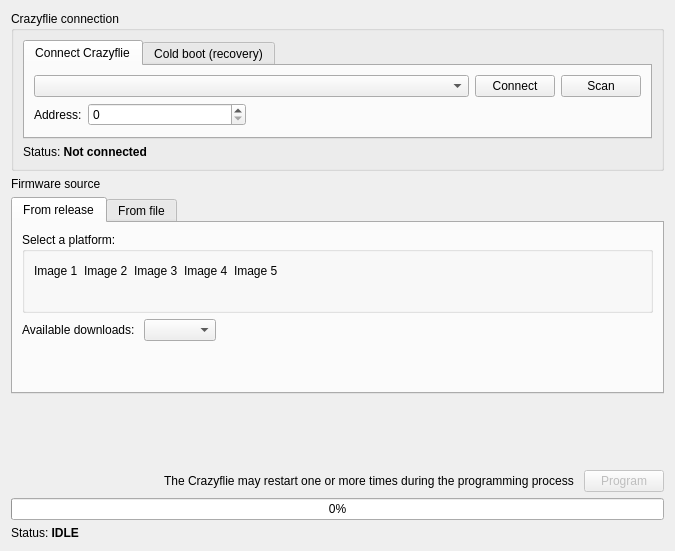
bitcraze/crazyflie-clients-python, file src/cfclient/ui/dialogs/bootloader.ui: the form before one commit.
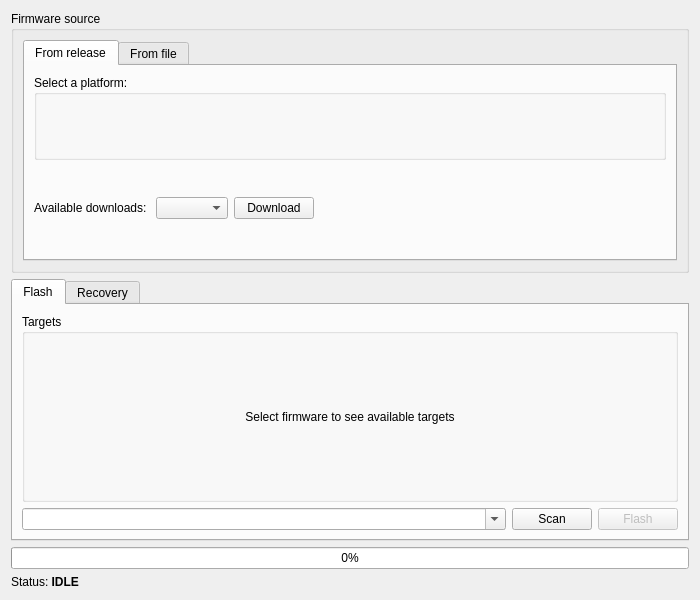
The form after the commit. Custom widgets are drawn as their Qt base class.

Commit message:
Rewrite bootloader dialog to use cflib2
Migrated the bootloader dialog from cflib to cflib2's async bootloader
API, redesigned the UI layout, and re-enabled the menu item in main.py.

The edit to the form file:
```diff
--- a/src/cfclient/ui/dialogs/bootloader.ui
+++ b/src/cfclient/ui/dialogs/bootloader.ui
@@ -5,455 +5,295 @@
   <property name="windowModality">
    <enum>Qt::WindowModality::ApplicationModal</enum>
   </property>
-  <property name="enabled">
-   <bool>true</bool>
-  </property>
   <property name="geometry">
    <rect>
     <x>0</x>
     <y>0</y>
-    <width>675</width>
-    <height>551</height>
+    <width>700</width>
+    <height>600</height>
    </rect>
   </property>
   <property name="windowTitle">
-   <string>Crazyflie Service</string>
+   <string>Crazyflie Bootloader</string>
   </property>
-  <layout class="QGridLayout" name="gridLayout_3">
-   <item row="0" column="1">
-    <layout class="QVBoxLayout" name="verticalLayout">
+  <layout class="QVBoxLayout" name="mainLayout">
+   <!-- Firmware source -->
      <item>
-      <widget class="QGroupBox" name="groupBox">
+    <widget class="QGroupBox" name="firmwareSourceGroup">
        <property name="title">
-        <string>Crazyflie connection</string>
-       </property>
-       <layout class="QVBoxLayout" name="verticalLayout_2">
-        <item>
-         <widget class="QTabWidget" name="tabWidget">
-          <property name="currentIndex">
-           <number>0</number>
-          </property>
-          <widget class="QWidget" name="tab">
-           <attribute name="title">
-            <string>Connect Crazyflie</string>
-           </attribute>
-           <layout class="QVBoxLayout" name="verticalLayout_4">
-            <item>
-             <layout class="QHBoxLayout" name="horizontalLayout_5">
-              <item>
-               <widget class="QComboBox" name="comboBox">
-                <property name="sizePolicy">
-                 <sizepolicy hsizetype="Preferred" vsizetype="Fixed">
-                  <horstretch>1</horstretch>
-                  <verstretch>0</verstretch>
-                 </sizepolicy>
-                </property>
-               </widget>
-              </item>
-              <item>
-               <widget class="QPushButton" name="connectButton">
-                <property name="text">
-                 <string>Connect</string>
-                </property>
-               </widget>
-              </item>
-              <item>
-               <widget class="QPushButton" name="scanButton">
-                <property name="text">
-                 <string>Scan</string>
-                </property>
-               </widget>
-              </item>
-             </layout>
-            </item>
-            <item>
-             <layout class="QHBoxLayout" name="horizontalLayout">
-              <item>
-               <widget class="QLabel" name="addressLabel">
-                <property name="text">
-                 <string>Address:</string>
-                </property>
-               </widget>
-              </item>
-              <item>
-               <widget class="HexSpinBox" name="address">
-                <property name="sizePolicy">
-                 <sizepolicy hsizetype="Fixed" vsizetype="Fixed">
-                  <horstretch>0</horstretch>
-                  <verstretch>0</verstretch>
-                 </sizepolicy>
-                </property>
-                <property name="minimumSize">
-                 <size>
-                  <width>158</width>
-                  <height>0</height>
-                 </size>
-                </property>
-               </widget>
-              </item>
-              <item>
-               <spacer name="horizontalSpacer">
-                <property name="orientation">
-                 <enum>Qt::Orientation::Horizontal</enum>
-                </property>
-                <property name="sizeHint" stdset="0">
-                 <size>
-                  <width>40</width>
-                  <height>20</height>
-                 </size>
-                </property>
-               </spacer>
-              </item>
-             </layout>
-            </item>
-           </layout>
-          </widget>
-          <widget class="QWidget" name="tab_2">
-           <attribute name="title">
-            <string>Cold boot (recovery)</string>
-           </attribute>
-           <layout class="QHBoxLayout" name="horizontalLayout_4">
-            <item>
-             <widget class="QPushButton" name="coldBootButton">
-              <property name="text">
-               <string>Initiate bootloader cold boot</string>
-              </property>
-             </widget>
-            </item>
-            <item>
-             <widget class="QPushButton" name="resetButton">
-              <property name="enabled">
-               <bool>false</bool>
-              </property>
-              <property name="text">
-               <string>Restart in firmware mode</string>
-              </property>
-             </widget>
-            </item>
-            <item>
-             <spacer name="horizontalSpacer_5">
-              <property name="orientation">
-               <enum>Qt::Orientation::Horizontal</enum>
-              </property>
-              <property name="sizeHint" stdset="0">
-               <size>
-                <width>40</width>
-                <height>20</height>
-               </size>
-              </property>
-             </spacer>
-            </item>
-           </layout>
-          </widget>
-         </widget>
-        </item>
-        <item>
-         <widget class="QLabel" name="connectionStatus">
-          <property name="text">
-           <string>Status: &lt;b&gt;Not connected&lt;/b&gt;</string>
-          </property>
-         </widget>
-        </item>
-       </layout>
-      </widget>
-     </item>
-     <item>
-      <widget class="QLabel" name="label_4">
-       <property name="text">
         <string>Firmware source</string>
        </property>
-      </widget>
-     </item>
+     <layout class="QVBoxLayout" name="firmwareSourceLayout">
      <item>
       <widget class="QTabWidget" name="sourceTab">
        <property name="currentIndex">
         <number>0</number>
        </property>
+        <!-- From release tab -->
        <widget class="QWidget" name="tabFromRelease">
-        <property name="enabled">
-         <bool>true</bool>
-        </property>
         <attribute name="title">
          <string>From release</string>
         </attribute>
-        <layout class="QGridLayout" name="gridLayout">
-         <item row="1" column="0">
-          <widget class="QGroupBox" name="platform_filter_gb">
+         <layout class="QVBoxLayout" name="releaseTabLayout">
+          <item>
+           <widget class="QGroupBox" name="platformFilterGroup">
            <property name="title">
             <string>Select a platform:</string>
            </property>
-           <layout class="QHBoxLayout" name="horizontalLayout_7">
+            <layout class="QVBoxLayout" name="platformFilterOuterLayout">
             <item>
-             <layout class="QVBoxLayout" name="verticalLayout_5">
-              <item>
-               <layout class="QGridLayout" name="gridLayout_6">
+              <layout class="QGridLayout" name="imageGridLayout">
+               <item row="0" column="0">
+                <widget class="QLabel" name="image_1">
+                 <property name="maximumSize">
+                  <size><width>100</width><height>100</height></size>
+                 </property>
+                 <property name="text"><string/></property>
+                </widget>
+               </item>
+               <item row="0" column="1">
+                <widget class="QLabel" name="image_2">
+                 <property name="maximumSize">
+                  <size><width>100</width><height>100</height></size>
+                 </property>
+                 <property name="text"><string/></property>
+                </widget>
+               </item>
                 <item row="0" column="2">
                  <widget class="QLabel" name="image_3">
                   <property name="maximumSize">
-                   <size>
-                    <width>100</width>
-                    <height>100</height>
-                   </size>
-                  </property>
-                  <property name="text">
-                   <string>Image 3</string>
-                  </property>
-                 </widget>
-                </item>
-                <item row="0" column="1">
-                 <widget class="QLabel" name="image_2">
-                  <property name="maximumSize">
-                   <size>
-                    <width>100</width>
-                    <height>100</height>
-                   </size>
-                  </property>
-                  <property name="text">
-                   <string>Image 2</string>
-                  </property>
-                 </widget>
-                </item>
-                <item row="0" column="5">
-                 <spacer name="horizontalSpacer_7">
-                  <property name="orientation">
-                   <enum>Qt::Orientation::Horizontal</enum>
-                  </property>
-                  <property name="sizeHint" stdset="0">
-                   <size>
-                    <width>40</width>
-                    <height>20</height>
-                   </size>
-                  </property>
-                 </spacer>
-                </item>
+                  <size><width>100</width><height>100</height></size>
+                 </property>
+                 <property name="text"><string/></property>
+                </widget>
+               </item>
                 <item row="0" column="3">
                  <widget class="QLabel" name="image_4">
                   <property name="maximumSize">
-                   <size>
-                    <width>100</width>
-                    <height>100</height>
-                   </size>
-                  </property>
-                  <property name="text">
-                   <string>Image 4</string>
-                  </property>
-                 </widget>
-                </item>
-                <item row="0" column="0">
-                 <widget class="QLabel" name="image_1">
-                  <property name="maximumSize">
-                   <size>
-                    <width>100</width>
-                    <height>100</height>
-                   </size>
-                  </property>
-                  <property name="text">
-                   <string>Image 1</string>
-                  </property>
+                  <size><width>100</width><height>100</height></size>
+                 </property>
+                 <property name="text"><string/></property>
                  </widget>
                 </item>
                 <item row="0" column="4">
                  <widget class="QLabel" name="image_5">
                   <property name="maximumSize">
-                   <size>
-                    <width>100</width>
-                    <height>100</height>
-                   </size>
-                  </property>
-                  <property name="text">
-                   <string>Image 5</string>
-                  </property>
-                 </widget>
-                </item>
+                  <size><width>100</width><height>100</height></size>
+                 </property>
+                 <property name="text"><string/></property>
+                </widget>
+               </item>
+               <item row="0" column="5">
+                <spacer name="imageSpacer">
+                 <property name="orientation"><enum>Qt::Orientation::Horizontal</enum></property>
+                 <property name="sizeHint" stdset="0"><size><width>40</width><height>20</height></size></property>
+                </spacer>
+               </item>
                </layout>
               </item>
               <item>
                <layout class="QHBoxLayout" name="filterLayout">
                 <item>
-                 <spacer name="horizontalSpacer_6">
-                  <property name="orientation">
-                   <enum>Qt::Orientation::Horizontal</enum>
-                  </property>
-                  <property name="sizeHint" stdset="0">
-                   <size>
-                    <width>40</width>
-                    <height>20</height>
-                   </size>
-                  </property>
-                 </spacer>
-                </item>
-               </layout>
+                <spacer name="filterSpacer">
+                 <property name="orientation"><enum>Qt::Orientation::Horizontal</enum></property>
+                 <property name="sizeHint" stdset="0"><size><width>40</width><height>20</height></size></property>
+                </spacer>
               </item>
              </layout>
             </item>
            </layout>
           </widget>
          </item>
-         <item row="5" column="0">
-          <spacer name="verticalSpacer">
-           <property name="orientation">
-            <enum>Qt::Orientation::Vertical</enum>
-           </property>
-           <property name="sizeHint" stdset="0">
-            <size>
-             <width>20</width>
-             <height>40</height>
-            </size>
-           </property>
-          </spacer>
-         </item>
-         <item row="2" column="0">
-          <layout class="QHBoxLayout" name="horizontalLayout_2">
            <item>
-            <widget class="QLabel" name="label_2">
-             <property name="text">
-              <string>Available downloads: </string>
-             </property>
+           <layout class="QHBoxLayout" name="firmwareDropdownLayout">
+            <item>
+             <widget class="QLabel" name="firmwareDropdownLabel">
+              <property name="text"><string>Available downloads: </string></property>
             </widget>
            </item>
            <item>
             <widget class="QComboBox" name="firmwareDropdown"/>
            </item>
            <item>
-            <spacer name="horizontalSpacer_4">
-             <property name="orientation">
-              <enum>Qt::Orientation::Horizontal</enum>
-             </property>
-             <property name="sizeHint" stdset="0">
-              <size>
-               <width>40</width>
-               <height>20</height>
-              </size>
-             </property>
+             <widget class="QPushButton" name="downloadButton">
+              <property name="text"><string>Download</string></property>
+             </widget>
+            </item>
+            <item>
+             <spacer name="dropdownSpacer">
+              <property name="orientation"><enum>Qt::Orientation::Horizontal</enum></property>
+              <property name="sizeHint" stdset="0"><size><width>40</width><height>20</height></size></property>
             </spacer>
            </item>
            <item>
             <widget class="QLabel" name="downloadStatus">
-             <property name="text">
-              <string/>
-             </property>
+              <property name="text"><string/></property>
             </widget>
            </item>
           </layout>
          </item>
         </layout>
        </widget>
+        <!-- From file tab -->
        <widget class="QWidget" name="tabFromFile">
         <attribute name="title">
          <string>From file</string>
         </attribute>
-        <layout class="QVBoxLayout" name="verticalLayout_3">
+         <layout class="QVBoxLayout" name="fileTabLayout">
          <item>
-          <layout class="QGridLayout" name="gridLayout_4">
-           <item row="1" column="2">
-            <widget class="QPushButton" name="imagePathBrowseButton">
-             <property name="text">
-              <string>Browse</string>
-             </property>
-            </widget>
-           </item>
-           <item row="2" column="2">
-            <layout class="QHBoxLayout" name="horizontalLayout_11"/>
-           </item>
-           <item row="0" column="0">
-            <widget class="QLabel" name="label_3">
-             <property name="text">
-              <string>Select file to flash</string>
-             </property>
-            </widget>
-           </item>
-           <item row="1" column="0" colspan="2">
+           <widget class="QLabel" name="fileLabel">
+            <property name="text"><string>Select file to flash</string></property>
+           </widget>
+          </item>
+          <item>
+           <layout class="QHBoxLayout" name="filePathLayout">
+            <item>
             <widget class="QLineEdit" name="imagePathLine"/>
            </item>
+            <item>
+             <widget class="QPushButton" name="imagePathBrowseButton">
+              <property name="text"><string>Browse</string></property>
+             </widget>
+            </item>
           </layout>
          </item>
          <item>
-          <layout class="QHBoxLayout" name="chipSelectLayout">
-           <item>
-            <spacer name="horizontalSpacer_3">
-             <property name="orientation">
-              <enum>Qt::Orientation::Horizontal</enum>
-             </property>
-             <property name="sizeHint" stdset="0">
-              <size>
-               <width>40</width>
-               <height>20</height>
-              </size>
-             </property>
+           <spacer name="fileTabSpacer">
+            <property name="orientation"><enum>Qt::Orientation::Vertical</enum></property>
+            <property name="sizeHint" stdset="0"><size><width>20</width><height>40</height></size></property>
             </spacer>
            </item>
           </layout>
+        </widget>
+       </widget>
          </item>
         </layout>
        </widget>
-      </widget>
-     </item>
+   </item>
+   <!-- Boot mode tabs -->
      <item>
-      <spacer name="verticalSpacer_3">
-       <property name="orientation">
-        <enum>Qt::Orientation::Vertical</enum>
-       </property>
-       <property name="sizeHint" stdset="0">
-        <size>
-         <width>20</width>
-         <height>40</height>
-        </size>
-       </property>
-      </spacer>
-     </item>
+    <widget class="QTabWidget" name="bootModeTab">
+     <property name="currentIndex">
+      <number>0</number>
+     </property>
+     <!-- Flash (warm boot) tab -->
+     <widget class="QWidget" name="flashTab">
+      <attribute name="title">
+       <string>Flash</string>
+      </attribute>
+      <layout class="QVBoxLayout" name="flashTabLayout">
+       <item>
+        <widget class="QGroupBox" name="flashTargetsGroup">
+         <property name="title">
+          <string>Targets</string>
+         </property>
+         <layout class="QVBoxLayout" name="flashTargetsLayout">
+          <item>
+           <widget class="QLabel" name="flashTargetsPlaceholder">
+            <property name="text">
+             <string>Select firmware to see available targets</string>
+            </property>
+            <property name="alignment">
+             <set>Qt::AlignmentFlag::AlignCenter</set>
+            </property>
+           </widget>
+          </item>
+         </layout>
+        </widget>
+       </item>
      <item>
-      <layout class="QHBoxLayout" name="horizontalLayout_3">
+        <layout class="QHBoxLayout" name="flashActionLayout">
        <item>
-        <spacer name="horizontalSpacer_2">
-         <property name="orientation">
-          <enum>Qt::Orientation::Horizontal</enum>
-         </property>
-         <property name="sizeHint" stdset="0">
-          <size>
-           <width>40</width>
-           <height>20</height>
-          </size>
-         </property>
-        </spacer>
+          <widget name="uriCombo" class="QComboBox">
+           <property name="sizePolicy">
+            <sizepolicy hsizetype="Expanding" vsizetype="Fixed">
+             <horstretch>1</horstretch>
+             <verstretch>0</verstretch>
+            </sizepolicy>
+           </property>
+           <property name="editable">
+            <bool>true</bool>
+           </property>
+          </widget>
        </item>
        <item>
-        <widget class="QLabel" name="label">
+          <widget class="QPushButton" name="scanButton">
+           <property name="text"><string>Scan</string></property>
+          </widget>
+         </item>
+         <item>
+          <widget class="QPushButton" name="flashWarmButton">
+           <property name="enabled"><bool>false</bool></property>
+           <property name="text"><string>Flash</string></property>
+          </widget>
+         </item>
+        </layout>
+       </item>
+      </layout>
+     </widget>
+     <!-- Recovery (cold boot) tab -->
+     <widget class="QWidget" name="recoveryTab">
+      <attribute name="title">
+       <string>Recovery</string>
+      </attribute>
+      <layout class="QVBoxLayout" name="recoveryTabLayout">
+       <item>
+        <widget class="QLabel" name="recoveryInstructions">
          <property name="text">
-          <string>The Crazyflie may restart one or more times during the programming process </string>
+          <string>Hold the power button for 3 seconds to enter bootloader mode, then click Flash.</string>
          </property>
+         <property name="wordWrap"><bool>true</bool></property>
         </widget>
        </item>
        <item>
-        <widget class="QPushButton" name="programButton">
-         <property name="enabled">
-          <bool>false</bool>
+        <widget class="QGroupBox" name="recoveryTargetsGroup">
+         <property name="title">
+          <string>Targets</string>
          </property>
+         <layout class="QVBoxLayout" name="recoveryTargetsLayout">
+          <item>
+           <widget class="QLabel" name="recoveryTargetsPlaceholder">
          <property name="text">
-          <string>Program</string>
-         </property>
+             <string>Select firmware to see available targets</string>
+            </property>
+            <property name="alignment">
+             <set>Qt::AlignmentFlag::AlignCenter</set>
+            </property>
         </widget>
        </item>
       </layout>
+        </widget>
      </item>
      <item>
-      <layout class="QVBoxLayout" name="verticalLayout_6">
+        <layout class="QHBoxLayout" name="recoveryButtonLayout">
+         <item>
+          <spacer name="recoveryButtonSpacer">
+           <property name="orientation"><enum>Qt::Orientation::Horizontal</enum></property>
+           <property name="sizeHint" stdset="0"><size><width>40</width><height>20</height></size></property>
+          </spacer>
+         </item>
+         <item>
+          <widget class="QPushButton" name="flashColdButton">
+           <property name="enabled"><bool>false</bool></property>
+           <property name="text"><string>Flash</string></property>
+          </widget>
+         </item>
+        </layout>
+       </item>
+      </layout>
+     </widget>
+    </widget>
+   </item>
+   <!-- Progress section -->
        <item>
         <widget class="QProgressBar" name="progressBar">
-         <property name="value">
-          <number>0</number>
-         </property>
+     <property name="value"><number>0</number></property>
         </widget>
        </item>
        <item>
-        <widget class="QLabel" name="statusLabel">
-         <property name="text">
-          <string>Status: &lt;b&gt;IDLE&lt;/b&gt;</string>
-         </property>
-        </widget>
-       </item>
-      </layout>
-     </item>
-    </layout>
+    <widget class="QLabel" name="stageLabel">
+     <property name="text"><string>Status: &lt;b&gt;IDLE&lt;/b&gt;</string></property>
+    </widget>
    </item>
   </layout>
  </widget>
```
Lines whose indentation alone changed are shown as unchanged. The commit also changes 2 other files.
